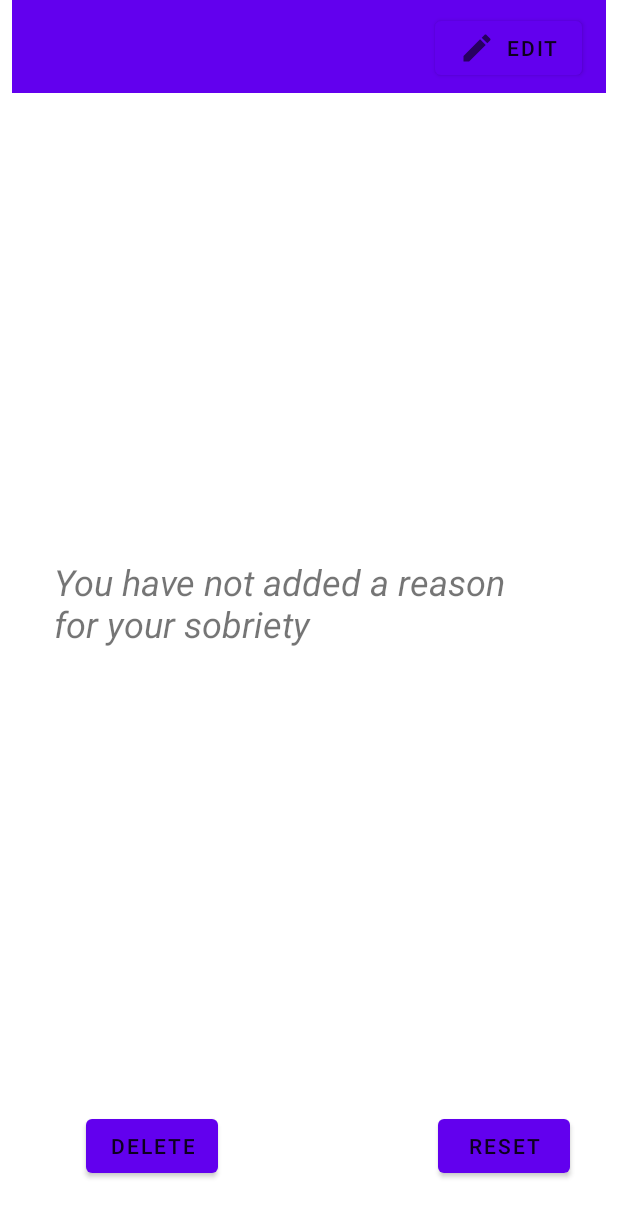
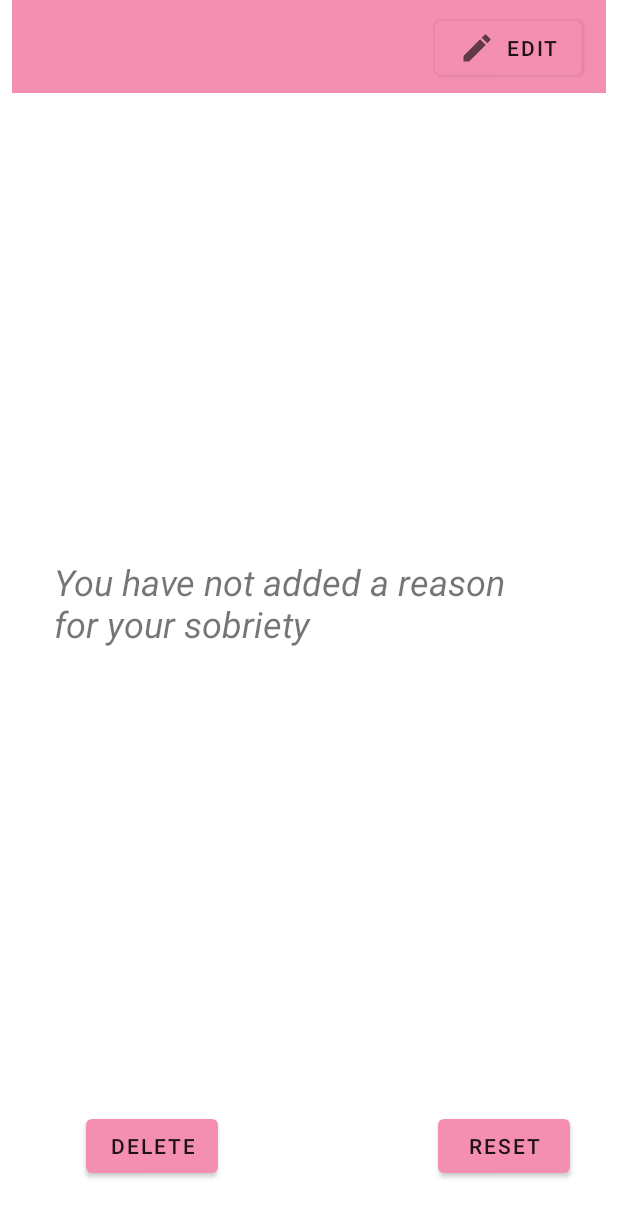
Before and after one commit to orange-elephant/Sobriety, an Android app: the CounterFullViewActivity screen opened directly, with no data from a screen before it, on a phone screen of 412 x 824 dp. Shown: the top 1217 px of the screen. Run offline under Robolectric (Android 15) with nearby library versions, the phone set to English and light mode, and no system bars; libraries missing offline, so code that uses them is left out: net.sqlcipher, net.sqlcipher.database; 12 statements that could not run were skipped.

```diff
--- a/app/build.gradle
+++ b/app/build.gradle
@@ -9,8 +9,8 @@ android {
         applicationId "com.orangeelephant.sobriety"
         minSdk 23
         targetSdk 31
-        versionCode 19
-        versionName "0.4.13"
+        versionCode 20
+        versionName "0.4.14"
 
         setProperty("archivesBaseName", applicationId + "-v" + versionName)
 
--- a/app/src/main/res/values/colors.xml
+++ b/app/src/main/res/values/colors.xml
@@ -4,6 +4,7 @@
     <color name="purple_500">#FF6200EE</color>
     <color name="purple_700">#FF3700B3</color>
 
+    <color name="pink_100">#F8BBD0</color>
     <color name="pink_200">#F48FB1</color>
     <color name="pink_300">#FFF06292</color>
     <color name="pink_500">#E91E63</color>
--- a/app/src/main/res/values/themes.xml
+++ b/app/src/main/res/values/themes.xml
@@ -2,8 +2,8 @@
     <!-- Base application theme. -->
     <style name="Theme.MyApplication" parent="Theme.MaterialComponents.DayNight.NoActionBar">
         <!-- Primary brand color. -->
-        <item name="colorPrimary">@color/purple_500</item>
-        <item name="colorPrimaryVariant">@color/purple_700</item>
+        <item name="colorPrimary">@color/pink_200</item>
+        <item name="colorPrimaryVariant">@color/pink_200</item>
         <item name="colorOnPrimary">@color/white</item>
         <!-- Secondary brand color. -->
         <item name="colorSecondary">@color/purple_500</item>
```
